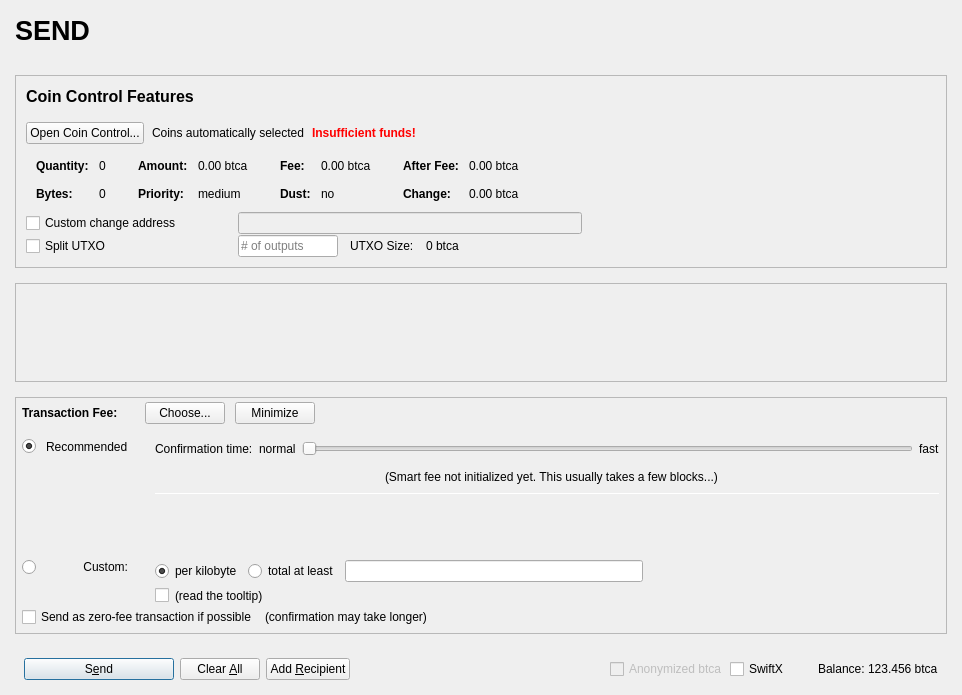
First picture: the form in src/qt/forms/sendcoinsdialog.ui, repository bitcoininfinity/btci, before the edit.
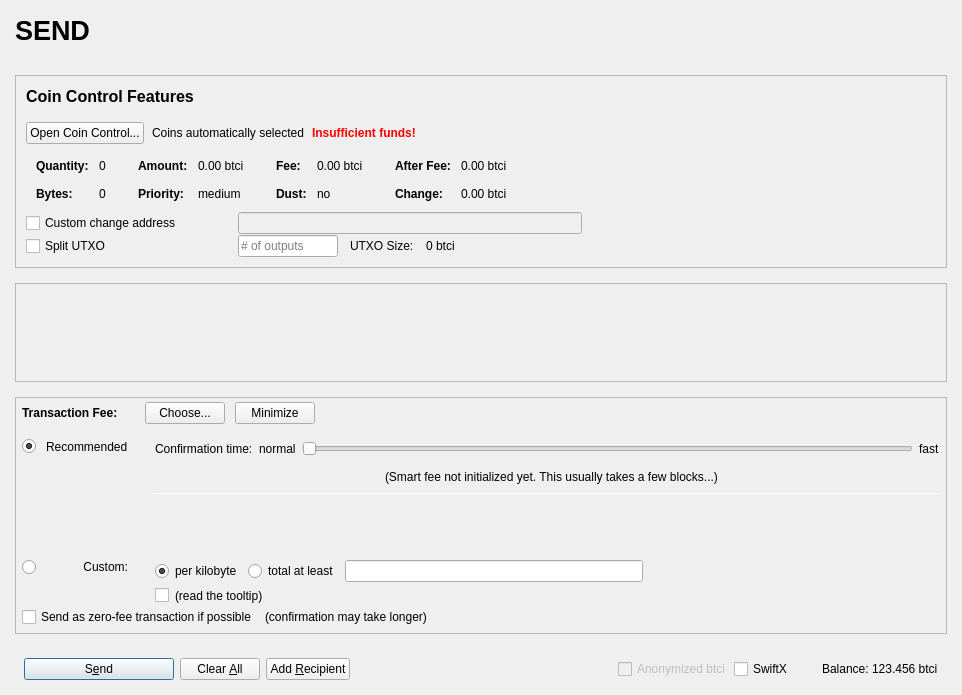
Second picture: the form after the edit. Icons and pictures are not drawn. Custom widgets are drawn as their Qt base class.

Diff of the .ui file:
```diff
--- a/src/qt/forms/sendcoinsdialog.ui
+++ b/src/qt/forms/sendcoinsdialog.ui
@@ -486,7 +486,7 @@
                         <enum>Qt::ActionsContextMenu</enum>
                        </property>
                        <property name="text">
-                        <string notr="true">0.00 btca</string>
+                        <string notr="true">0.00 btci</string>
                        </property>
                        <property name="textInteractionFlags">
                         <set>Qt::LinksAccessibleByMouse|Qt::TextSelectableByKeyboard|Qt::TextSelectableByMouse</set>
@@ -566,7 +566,7 @@
                         <enum>Qt::ActionsContextMenu</enum>
                        </property>
                        <property name="text">
-                        <string notr="true">0.00 btca</string>
+                        <string notr="true">0.00 btci</string>
                        </property>
                        <property name="textInteractionFlags">
                         <set>Qt::LinksAccessibleByMouse|Qt::TextSelectableByKeyboard|Qt::TextSelectableByMouse</set>
@@ -646,7 +646,7 @@
                         <enum>Qt::ActionsContextMenu</enum>
                        </property>
                        <property name="text">
-                        <string notr="true">0.00 btca</string>
+                        <string notr="true">0.00 btci</string>
                        </property>
                        <property name="textInteractionFlags">
                         <set>Qt::LinksAccessibleByMouse|Qt::TextSelectableByKeyboard|Qt::TextSelectableByMouse</set>
@@ -675,7 +675,7 @@
                         <enum>Qt::ActionsContextMenu</enum>
                        </property>
                        <property name="text">
-                        <string notr="true">0.00 btca</string>
+                        <string notr="true">0.00 btci</string>
                        </property>
                        <property name="textInteractionFlags">
                         <set>Qt::LinksAccessibleByMouse|Qt::TextSelectableByKeyboard|Qt::TextSelectableByMouse</set>
@@ -842,7 +842,7 @@
                 <item>
                  <widget class="QLabel" name="labelBlockSize">
                   <property name="text">
-                   <string>0 btca</string>
+                   <string>0 btci</string>
                   </property>
                  </widget>
                 </item>
@@ -1679,7 +1679,7 @@
                 <bool>false</bool>
                </property>
                <property name="text">
-                <string>Anonymized btca</string>
+                <string>Anonymized btci</string>
                </property>
               </widget>
              </item>
@@ -1718,7 +1718,7 @@
                 <cursorShape>IBeamCursor</cursorShape>
                </property>
                <property name="text">
-                <string notr="true">123.456 btca</string>
+                <string notr="true">123.456 btci</string>
                </property>
                <property name="textInteractionFlags">
                 <set>Qt::LinksAccessibleByMouse|Qt::TextSelectableByKeyboard|Qt::TextSelectableByMouse</set>
```
Left out of the diff: 18 changed lines with no effect on the pictures.
